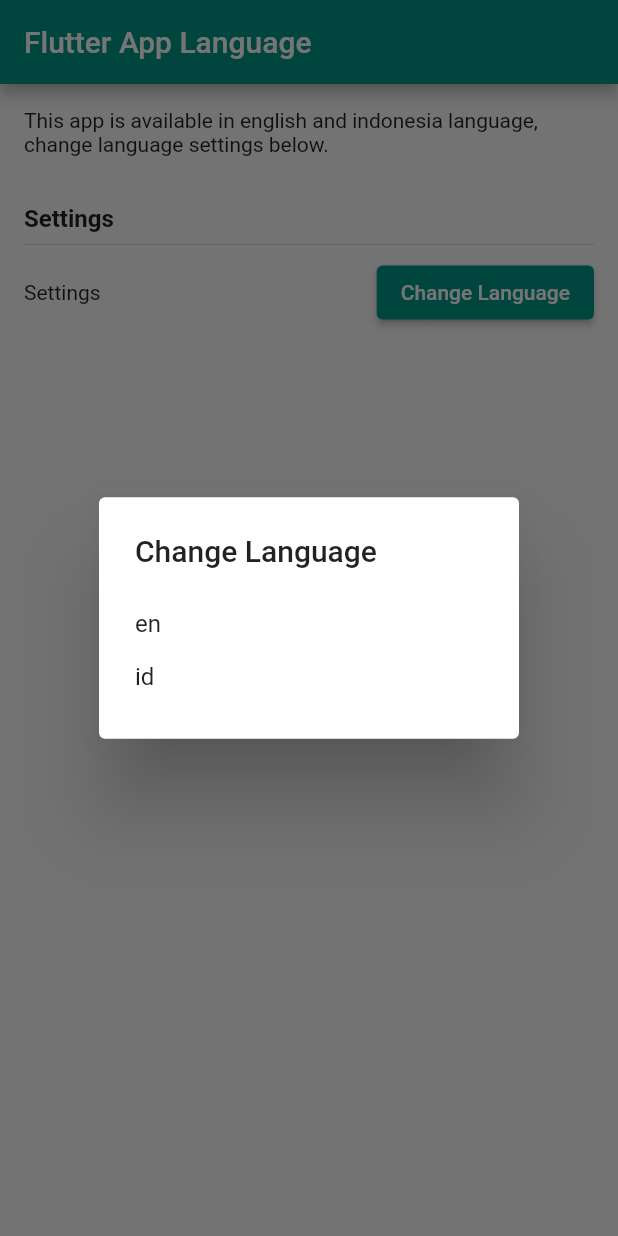
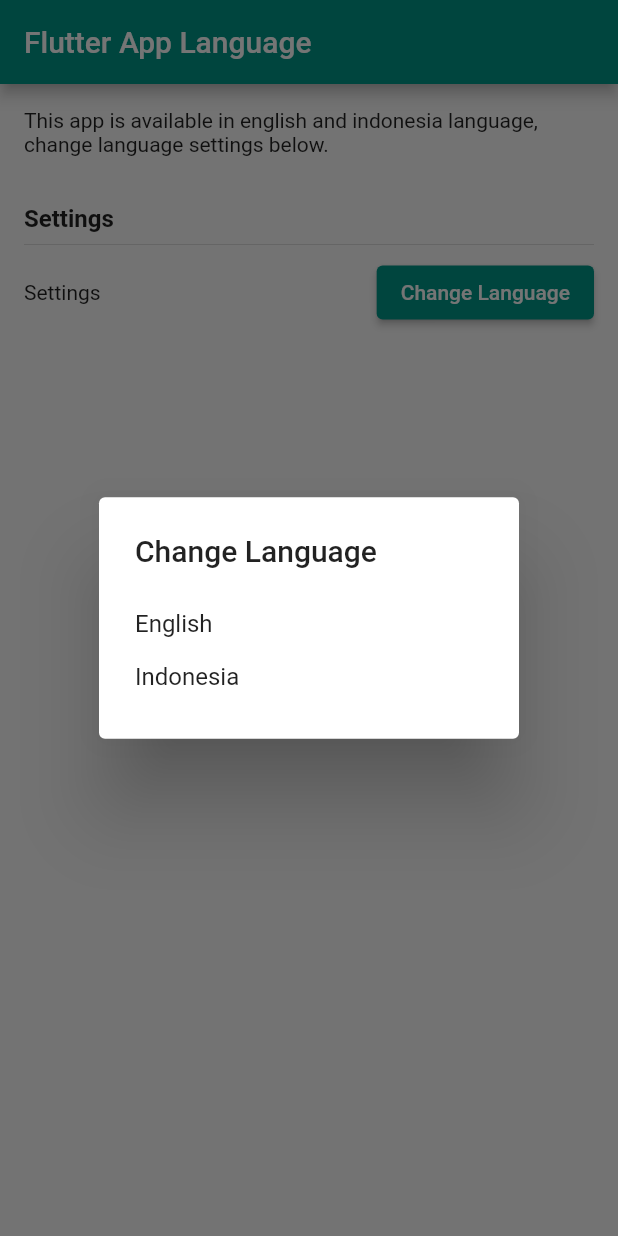
Before and after one commit to yoesuv/Flutter-App-Language, a Flutter app: the screen it shows after launch, after a tap on "Change Language", on a phone screen of 412 x 824 dp. Run offline on Flutter 3.47's test engine with Material 2 defaults, Android fonts, the phone set to English and light mode, and no system bars; generated files the repository leaves out were written again.

Commit message:
:newspaper: add locale extension

```diff
--- a/lib/src/screens/dialog_content_laguage.dart
+++ b/lib/src/screens/dialog_content_laguage.dart
@@ -1,3 +1,4 @@
+import 'package:app_language/src/utils/extension_locale.dart';
 import 'package:flutter/material.dart';
 import 'package:flutter_gen/gen_l10n/app_localizations.dart';
 
@@ -20,7 +21,7 @@ class DialogContentLanguage extends StatelessWidget {
             child: Padding(
               padding: const EdgeInsets.symmetric(vertical: 8.0),
               child: Text(
-                AppLocalizations.supportedLocales[index].languageCode,
+                AppLocalizations.supportedLocales[index].fullName(),
               ),
             ),
           );
--- /dev/null
+++ b/lib/src/utils/extension_locale.dart
@@ -0,0 +1,14 @@
+import 'package:flutter/material.dart';
+
+extension FullName on Locale {
+  String fullName() {
+    switch (languageCode) {
+      case 'en':
+        return 'English';
+      case 'id':
+        return 'Indonesia';
+      default:
+        return '';
+    }
+  }
+}
```
